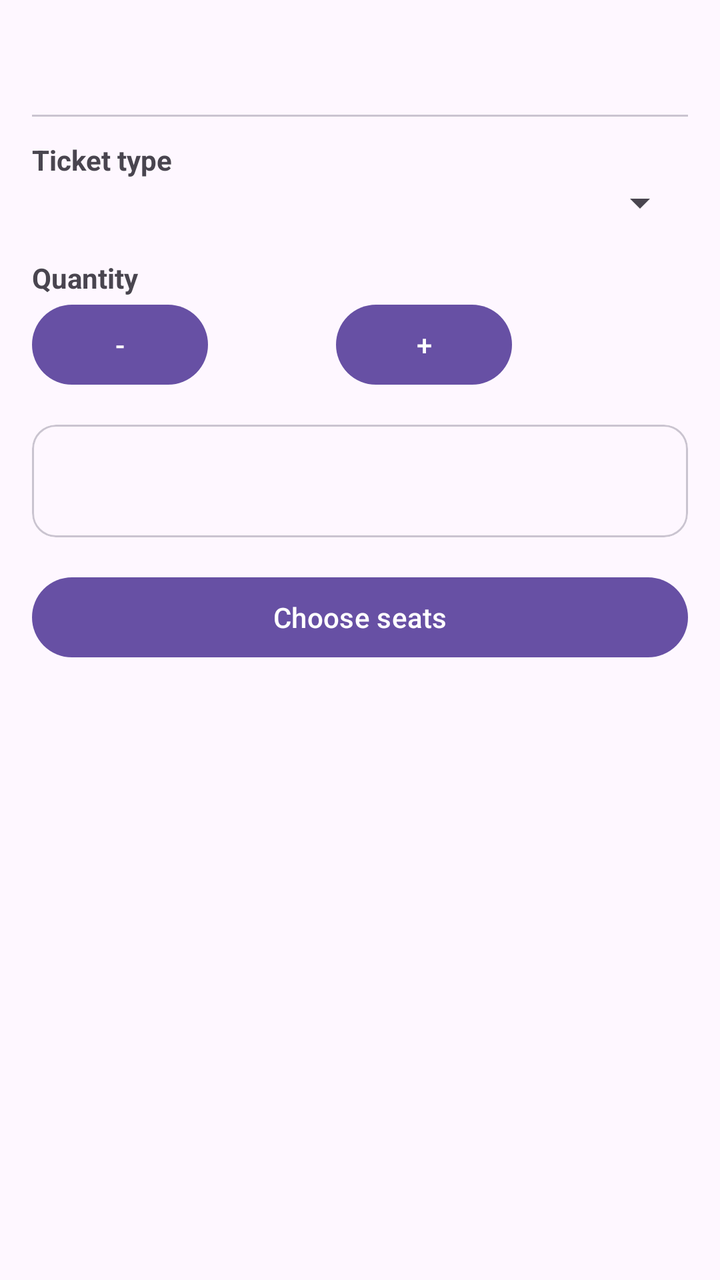
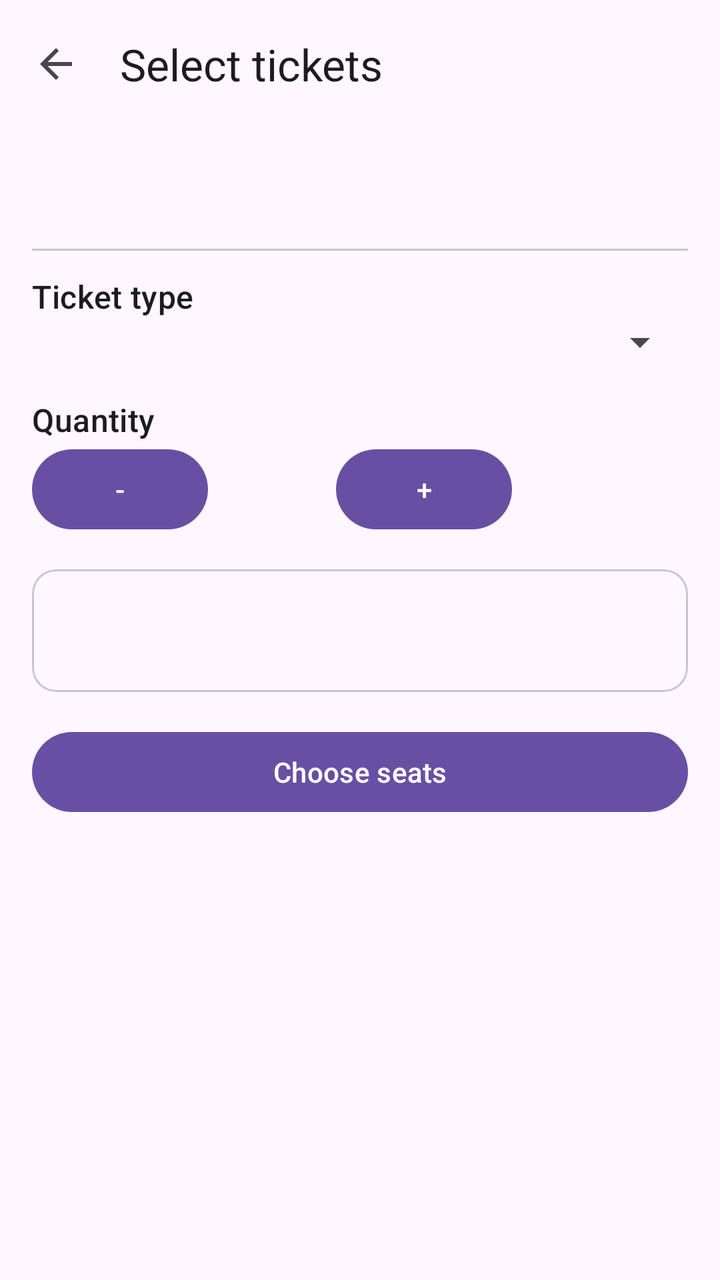

The first picture is an Android layout as it rendered before a commit; the second is the same layout after the commit. The layout source and the unified diff follow.
<!-- AndroidManifest.xml: application theme Theme.Ticketree -->
<!-- res/layout/activity_ticket_select.xml -->
<?xml version="1.0" encoding="utf-8"?>
<ScrollView xmlns:android="http://schemas.android.com/apk/res/android"
    android:layout_width="match_parent"
    android:layout_height="match_parent"
    android:fitsSystemWindows="true">

    <LinearLayout
        android:layout_width="match_parent"
        android:layout_height="wrap_content"
        android:orientation="vertical"
        android:padding="16dp">

        <com.google.android.material.textview.MaterialTextView
            android:id="@+id/tvEvent"
            android:layout_width="match_parent"
            android:layout_height="wrap_content"
            android:textSize="22sp"
            android:textStyle="bold" />

        <com.google.android.material.divider.MaterialDivider
            android:layout_width="match_parent"
            android:layout_height="wrap_content"
            android:layout_marginVertical="12dp" />

        <com.google.android.material.textview.MaterialTextView
            android:layout_width="match_parent"
            android:layout_height="wrap_content"
            android:text="Ticket type"
            android:textStyle="bold" />

        <Spinner
            android:id="@+id/spType"
            android:layout_width="match_parent"
            android:layout_height="wrap_content" />

        <com.google.android.material.textview.MaterialTextView
            android:layout_width="match_parent"
            android:layout_height="wrap_content"
            android:layout_marginTop="16dp"
            android:text="Quantity"
            android:textStyle="bold" />

        <LinearLayout
            android:layout_width="match_parent"
            android:layout_height="wrap_content"
            android:gravity="center_vertical"
            android:orientation="horizontal">

            <com.google.android.material.button.MaterialButton
                android:id="@+id/btnMinus"
                android:layout_width="wrap_content"
                android:layout_height="wrap_content"
                android:text="-" />

            <com.google.android.material.textview.MaterialTextView
                android:id="@+id/tvQty"
                android:layout_width="64dp"
                android:layout_height="wrap_content"
                android:gravity="center"
                android:textSize="20sp" />

            <com.google.android.material.button.MaterialButton
                android:id="@+id/btnPlus"
                android:layout_width="wrap_content"
                android:layout_height="wrap_content"
                android:text="+" />
        </LinearLayout>

        <com.google.android.material.card.MaterialCardView
            android:layout_width="match_parent"
            android:layout_height="wrap_content"
            android:layout_marginTop="16dp">

            <com.google.android.material.textview.MaterialTextView
                android:id="@+id/tvTotal"
                android:layout_width="match_parent"
                android:layout_height="wrap_content"
                android:padding="16dp"
                android:textSize="18sp"
                android:textStyle="bold" />
        </com.google.android.material.card.MaterialCardView>

        <com.google.android.material.button.MaterialButton
            android:id="@+id/btnContinue"
            android:layout_width="match_parent"
            android:layout_height="wrap_content"
            android:layout_marginTop="16dp"
            android:text="Choose seats" />
    </LinearLayout>
</ScrollView>
<!-- resources referenced by this layout -->
<resources>
  <style name="Theme.Ticketree" parent="Base.Theme.Ticketree" />
  <style name="Base.Theme.Ticketree" parent="Theme.Material3.DayNight.NoActionBar">
          
          
      </style>
</resources>

<!-- the commit's change to res/layout/activity_ticket_select.xml (unified diff, before → after) -->
@@ -1,8 +1,20 @@
 <?xml version="1.0" encoding="utf-8"?>
+<LinearLayout xmlns:android="http://schemas.android.com/apk/res/android"
+    xmlns:app="http://schemas.android.com/apk/res-auto"
+    android:layout_width="match_parent"
+    android:layout_height="match_parent"
+    android:fitsSystemWindows="true"
+    android:orientation="vertical">
+    <com.google.android.material.appbar.MaterialToolbar
+        android:id="@+id/toolbar"
+        android:layout_width="match_parent"
+        android:layout_height="?attr/actionBarSize"
+        app:navigationIcon="@drawable/ic_back"
+        app:title="Select tickets" />
 <ScrollView xmlns:android="http://schemas.android.com/apk/res/android"
     android:layout_width="match_parent"
-    android:layout_height="match_parent"
-    android:fitsSystemWindows="true">
+    android:layout_height="0dp"
+    android:layout_weight="1">
 
     <LinearLayout
         android:layout_width="match_parent"
@@ -14,8 +26,7 @@
             android:id="@+id/tvEvent"
             android:layout_width="match_parent"
             android:layout_height="wrap_content"
-            android:textSize="22sp"
-            android:textStyle="bold" />
+            android:textAppearance="?attr/textAppearanceHeadlineSmall" />
 
         <com.google.android.material.divider.MaterialDivider
             android:layout_width="match_parent"
@@ -23,10 +34,10 @@
             android:layout_marginVertical="12dp" />
 
         <com.google.android.material.textview.MaterialTextView
+        android:textAppearance="?attr/textAppearanceTitleMedium"
             android:layout_width="match_parent"
             android:layout_height="wrap_content"
-            android:text="Ticket type"
-            android:textStyle="bold" />
+            android:text="Ticket type" />
 
         <Spinner
             android:id="@+id/spType"
@@ -34,11 +45,11 @@
             android:layout_height="wrap_content" />
 
         <com.google.android.material.textview.MaterialTextView
+        android:textAppearance="?attr/textAppearanceTitleMedium"
             android:layout_width="match_parent"
             android:layout_height="wrap_content"
             android:layout_marginTop="16dp"
-            android:text="Quantity"
-            android:textStyle="bold" />
+            android:text="Quantity" />
 
         <LinearLayout
             android:layout_width="match_parent"
@@ -57,7 +68,7 @@
                 android:layout_width="64dp"
                 android:layout_height="wrap_content"
                 android:gravity="center"
-                android:textSize="20sp" />
+                android:textAppearance="?attr/textAppearanceTitleLarge" />
 
             <com.google.android.material.button.MaterialButton
                 android:id="@+id/btnPlus"
@@ -76,8 +87,7 @@
                 android:layout_width="match_parent"
                 android:layout_height="wrap_content"
                 android:padding="16dp"
-                android:textSize="18sp"
-                android:textStyle="bold" />
+                android:textAppearance="?attr/textAppearanceTitleLarge" />
         </com.google.android.material.card.MaterialCardView>
 
         <com.google.android.material.button.MaterialButton
@@ -88,3 +98,4 @@
             android:text="Choose seats" />
     </LinearLayout>
 </ScrollView>
+</LinearLayout>
<!-- resource entries referenced after the edit -->
@@ -1,5 +1,16 @@
 <!-- resources referenced by this layout -->
 <resources>
+  <!-- drawable ic_back (drawable) -->
+  <vector xmlns:android="http://schemas.android.com/apk/res/android"
+      android:width="24dp"
+      android:height="24dp"
+      android:tint="?attr/colorControlNormal"
+      android:viewportWidth="24"
+      android:viewportHeight="24">
+      <path
+          android:fillColor="@android:color/white"
+          android:pathData="M20,11H7.83l5.59,-5.59L12,4l-8,8 8,8 1.41,-1.41L7.83,13H20v-2z" />
+  </vector>
   <style name="Theme.Ticketree" parent="Base.Theme.Ticketree" />
   <style name="Base.Theme.Ticketree" parent="Theme.Material3.DayNight.NoActionBar">
           
